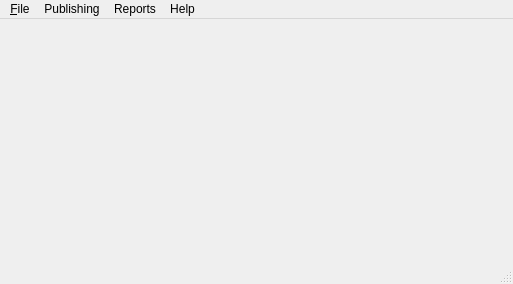
Old version of the form src/mainwindow/mainwindow.ui in the repository cityofaustin/ags-service-publisher-gui.
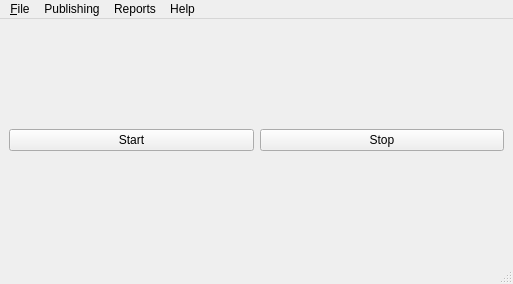
New version of the form.

Diff of the .ui file:
```diff
--- a/src/mainwindow/mainwindow.ui
+++ b/src/mainwindow/mainwindow.ui
@@ -13,7 +13,28 @@
   <property name="windowTitle">
    <string>AGS Service Publisher</string>
   </property>
-  <widget class="QWidget" name="centralwidget"/>
+  <widget class="QWidget" name="centralwidget">
+   <layout class="QGridLayout" name="gridLayout">
+    <item row="0" column="0">
+     <layout class="QHBoxLayout" name="horizontalLayout">
+      <item>
+       <widget class="QPushButton" name="startButton">
+        <property name="text">
+         <string>Start</string>
+        </property>
+       </widget>
+      </item>
+      <item>
+       <widget class="QPushButton" name="stopButton">
+        <property name="text">
+         <string>Stop</string>
+        </property>
+       </widget>
+      </item>
+     </layout>
+    </item>
+   </layout>
+  </widget>
   <widget class="QMenuBar" name="menubar">
    <property name="geometry">
     <rect>
```
